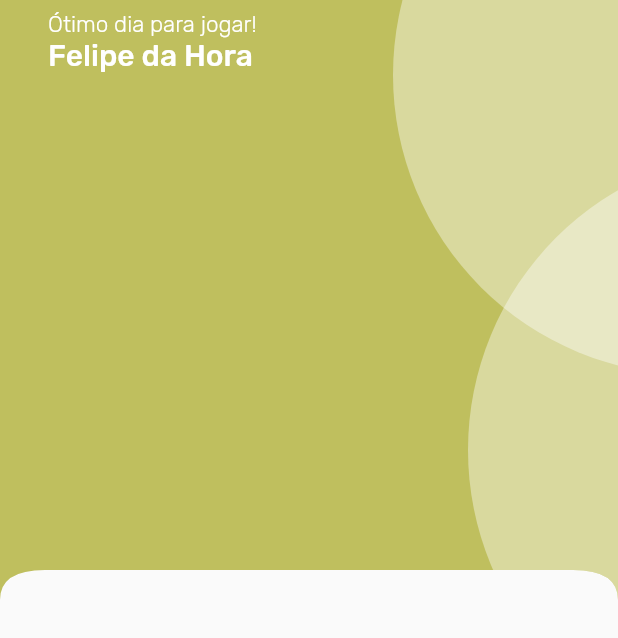
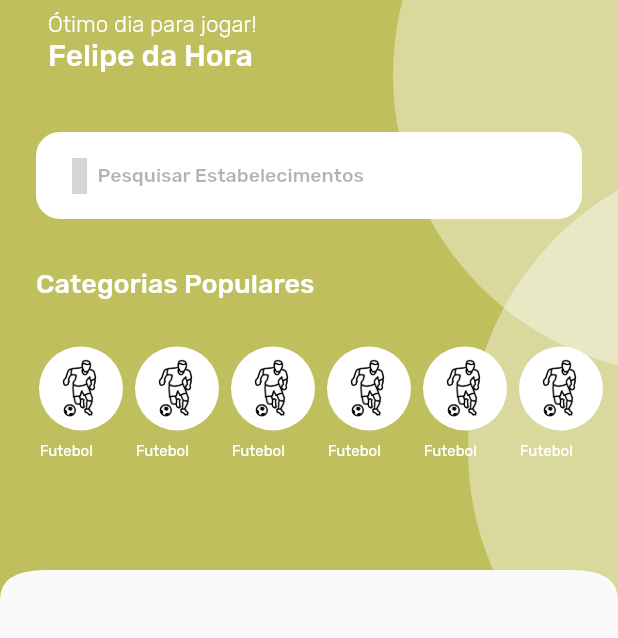
Before and after one commit to ifpr-paranavai/futrent-mobile, a Flutter app: the PlayPage screen opened directly, on a phone screen of 412 x 824 dp. Shown: the top 638 px of the screen. Run offline on Flutter 3.47's test engine with Material 2 defaults, Android fonts, the light colour scheme and no system bars; our stand-ins replace get, iconsax; grey boxes are pictures that could not be loaded.

Commit message:
NEW - Criacao do campo de busca e dos icones de categorias da tela jogar

```diff
--- /dev/null
+++ b/lib/components/home-categories.dart
@@ -0,0 +1,30 @@
+import 'package:flutter/material.dart';
+import 'package:futrent_mobile/components/icons_horizontal.dart';
+import 'package:futrent_mobile/styles/colors.dart';
+
+class HomeCategories extends StatelessWidget {
+  const HomeCategories({
+    super.key,
+  });
+
+  @override
+  Widget build(BuildContext context) {
+    return SizedBox(
+      height: 80,
+      child: ListView.builder(
+        shrinkWrap: true,
+        itemCount: 6,
+        scrollDirection: Axis.horizontal,
+        itemBuilder: (_, index) {
+          return IconesDestaquesHorizontais(
+            image: 'assets/images/fut7.png',
+            title: 'Futebol',
+            onTap: () {},
+            textColor: white,
+            backgroundColor: white,
+          );
+        },
+      ),
+    );
+  }
+}
--- /dev/null
+++ b/lib/components/icons_horizontal.dart
@@ -0,0 +1,56 @@
+import 'package:flutter/material.dart';
+
+class IconesDestaquesHorizontais extends StatelessWidget {
+  const IconesDestaquesHorizontais({
+    super.key,
+    required this.image,
+    required this.title,
+    required this.textColor,
+    this.backgroundColor,
+    this.onTap,
+  });
+
+  final String image, title;
+  final Color textColor;
+  final Color? backgroundColor;
+  final void Function()? onTap;
+
+  @override
+  Widget build(BuildContext context) {
+    return GestureDetector(
+      onTap: onTap,
+      child: Padding(
+        padding: const EdgeInsets.only(right: 8.0),
+        child: Column(
+          children: [
+            Container(
+              width: 56,
+              height: 56,
+              padding: const EdgeInsets.all(8),
+              decoration: BoxDecoration(
+                color: backgroundColor,
+                borderRadius: BorderRadius.circular(100),
+              ),
+              child: Center(
+                child: Image(
+                  image: AssetImage(image),
+                  fit: BoxFit.cover,
+                ),
+              ),
+            ),
+            const SizedBox(height: 8),
+            SizedBox(
+                width: 55,
+                child: Text(
+                  title,
+                  maxLines: 1,
+                  overflow: TextOverflow.ellipsis,
+                  style: TextStyle(
+                      fontSize: 10, fontFamily: 'Rubik', color: textColor),
+                ))
+          ],
+        ),
+      ),
+    );
+  }
+}
--- /dev/null
+++ b/lib/components/primary_app_bar_container.dart
@@ -0,0 +1,28 @@
+import 'package:flutter/material.dart';
+import 'package:futrent_mobile/components/primary_app_bar.dart';
+
+class AppBarPrimaryContainer extends StatelessWidget {
+  const AppBarPrimaryContainer({
+    super.key,
+  });
+
+  @override
+  Widget build(BuildContext context) {
+    return AppBarPrimary(
+      title: Column(
+        crossAxisAlignment: CrossAxisAlignment.start,
+        children: [
+          Text('Ótimo dia para jogar!',
+              style: TextStyle(
+                  fontSize: 15,
+                  fontFamily: 'Rubik',
+                  fontWeight: FontWeight.w300)),
+          Text(
+            'Felipe da Hora',
+            style: TextStyle(fontSize: 20, fontFamily: 'Rubik'),
+          ),
+        ],
+      ),
+    );
+  }
+}
--- /dev/null
+++ b/lib/components/primary_search_bar.dart
@@ -0,0 +1,51 @@
+import 'package:flutter/material.dart';
+import 'package:futrent_mobile/styles/colors.dart';
+
+class PrimarySearchBar extends StatelessWidget {
+  const PrimarySearchBar({
+    super.key,
+    required this.text,
+    this.icon,
+    this.showBackground = true,
+    this.showBorder = true,
+    this.onTap,
+  });
+
+  final String text;
+  final IconData? icon;
+  final bool showBackground, showBorder;
+  final VoidCallback? onTap;
+
+  @override
+  Widget build(BuildContext context) {
+    return GestureDetector(
+      onTap: onTap,
+      child: Padding(
+        padding: const EdgeInsets.symmetric(
+          horizontal: 24.0,
+        ),
+        child: Container(
+          width: 400,
+          padding: const EdgeInsets.all(16.0),
+          decoration: BoxDecoration(
+            color: showBackground ? white : Colors.transparent,
+            borderRadius: BorderRadius.circular(16.0),
+            border: showBorder ? Border.all(color: white) : null,
+          ),
+          child: Row(
+            children: [
+              Icon(icon, color: orange),
+              const SizedBox(height: 16),
+              Text(text,
+                  style: TextStyle(
+                      fontSize: 13,
+                      fontFamily: 'Rubik',
+                      color: Color.fromRGBO(0, 0, 0, 0.3),
+                      fontWeight: FontWeight.w500)),
+            ],
+          ),
+        ),
+      ),
+    );
+  }
+}
--- /dev/null
+++ b/lib/components/section_heading.dart
@@ -0,0 +1,38 @@
+import 'package:flutter/material.dart';
+
+class SectionHeading extends StatelessWidget {
+  const SectionHeading({
+    super.key,
+    this.textColor,
+    this.showActionButton = true,
+    required this.title,
+    this.buttonTitle = 'Ver todos',
+    this.onPressed,
+  });
+
+  final Color? textColor;
+  final bool showActionButton;
+  final String title, buttonTitle;
+  final void Function()? onPressed;
+
+  @override
+  Widget build(BuildContext context) {
+    return Row(
+      children: [
+        Text(
+          title,
+          style: TextStyle(
+            color: textColor,
+            fontSize: 18,
+            fontFamily: 'Rubik',
+            fontWeight: FontWeight.w500,
+          ),
+          maxLines: 1,
+          overflow: TextOverflow.ellipsis,
+        ),
+        if (showActionButton)
+          TextButton(onPressed: onPressed, child: Text(buttonTitle))
+      ],
+    );
+  }
+}
--- a/lib/pages/play_page.dart
+++ b/lib/pages/play_page.dart
@@ -1,39 +1,44 @@
 import 'package:flutter/material.dart';
-import 'package:futrent_mobile/components/circular_container.dart';
-import 'package:futrent_mobile/components/curved_edges_widget.dart';
-import 'package:futrent_mobile/components/primary_app_bar.dart';
+import 'package:futrent_mobile/components/home-categories.dart';
+import 'package:futrent_mobile/components/primary_app_bar_container.dart';
 import 'package:futrent_mobile/components/primary_header_container.dart';
+import 'package:futrent_mobile/components/primary_search_bar.dart';
+import 'package:futrent_mobile/components/section_heading.dart';
 import 'package:futrent_mobile/styles/colors.dart';
-import 'package:futrent_mobile/styles/curved_edges.dart';
+import 'package:iconsax/iconsax.dart';
 
 class PlayPage extends StatelessWidget {
   const PlayPage({super.key});
 
   @override
   Widget build(BuildContext context) {
-    return const Scaffold(
+    return Scaffold(
       body: SingleChildScrollView(
         child: Column(
           children: [
             PrimaryHeaderContainer(
               child: Column(
                 children: [
-                  AppBarPrimary(
-                    title: Column(
-                      crossAxisAlignment: CrossAxisAlignment.start,
+                  const AppBarPrimaryContainer(),
+                  const SizedBox(height: 32),
+                  const PrimarySearchBar(
+                    text: 'Pesquisar Estabelecimentos',
+                    icon: Iconsax.search_normal,
+                  ),
+                  const SizedBox(height: 32),
+                  Padding(
+                    padding: const EdgeInsets.only(left: 24.0),
+                    child: Column(
                       children: [
-                        Text('Ótimo dia para jogar!',
-                            style: TextStyle(
-                                fontSize: 15,
-                                fontFamily: 'Rubik',
-                                fontWeight: FontWeight.w300)),
-                        Text(
-                          'Felipe da Hora',
-                          style: TextStyle(fontSize: 20, fontFamily: 'Rubik'),
-                        ),
+                        SectionHeading(
+                            title: 'Categorias Populares',
+                            textColor: white,
+                            showActionButton: false),
+                        const SizedBox(height: 32),
+                        const HomeCategories()
                       ],
                     ),
-                  ),
+                  )
                 ],
               ),
             ),
--- a/pubspec.yaml
+++ b/pubspec.yaml
@@ -64,6 +64,12 @@ flutter:
   assets:
     - assets/images/background-login.jpg
     - assets/images/icon-forgot-password.jpg
+    - assets/images/beach-tennis.png
+    - assets/images/fut7.png
+    - assets/images/futevolei.png
+    - assets/images/futsal.png
+    - assets/images/jogador-de-futebol.png
+    - assets/images/volei-de-praia.png
 
 
   # An image asset can refer to one or more resolution-specific "variants", see
```
Also changed, not shown: assets/images/beach-tennis.png (added), assets/images/fut7.png (added), assets/images/futevolei.png (added), assets/images/futsal.png (added), assets/images/jogador-de-futebol.png (added), assets/images/volei-de-praia.png (added).
